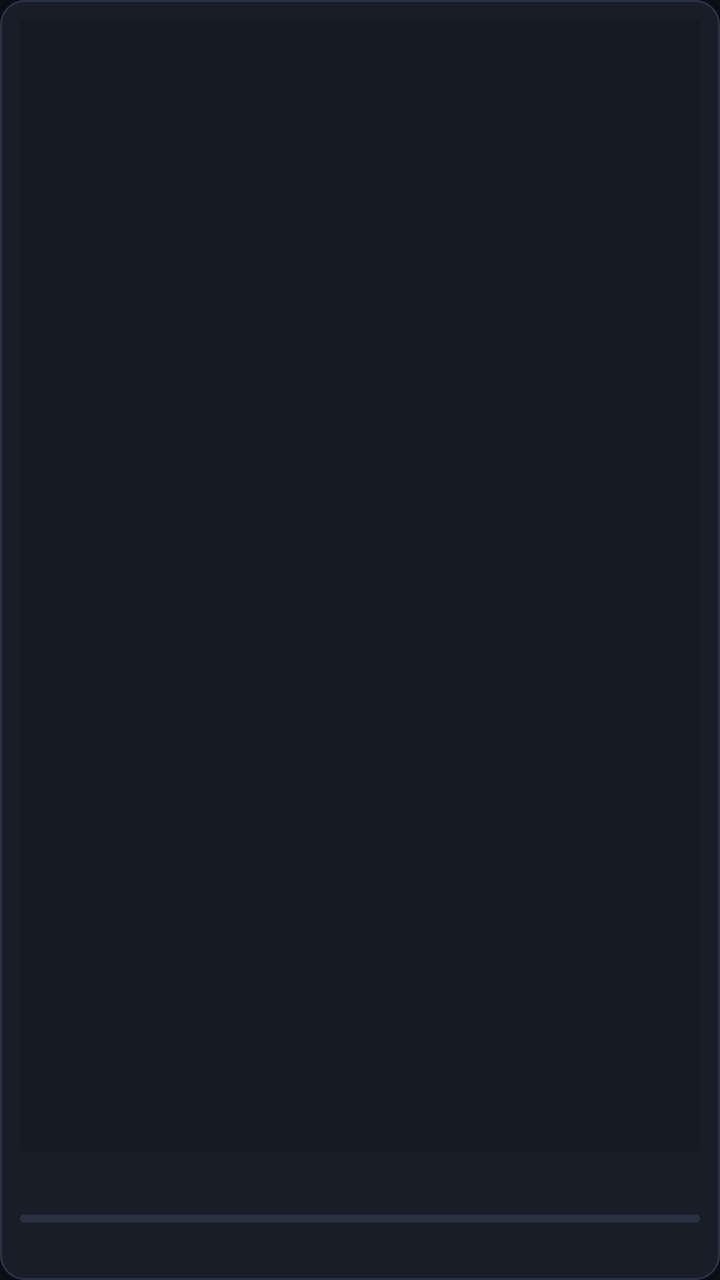
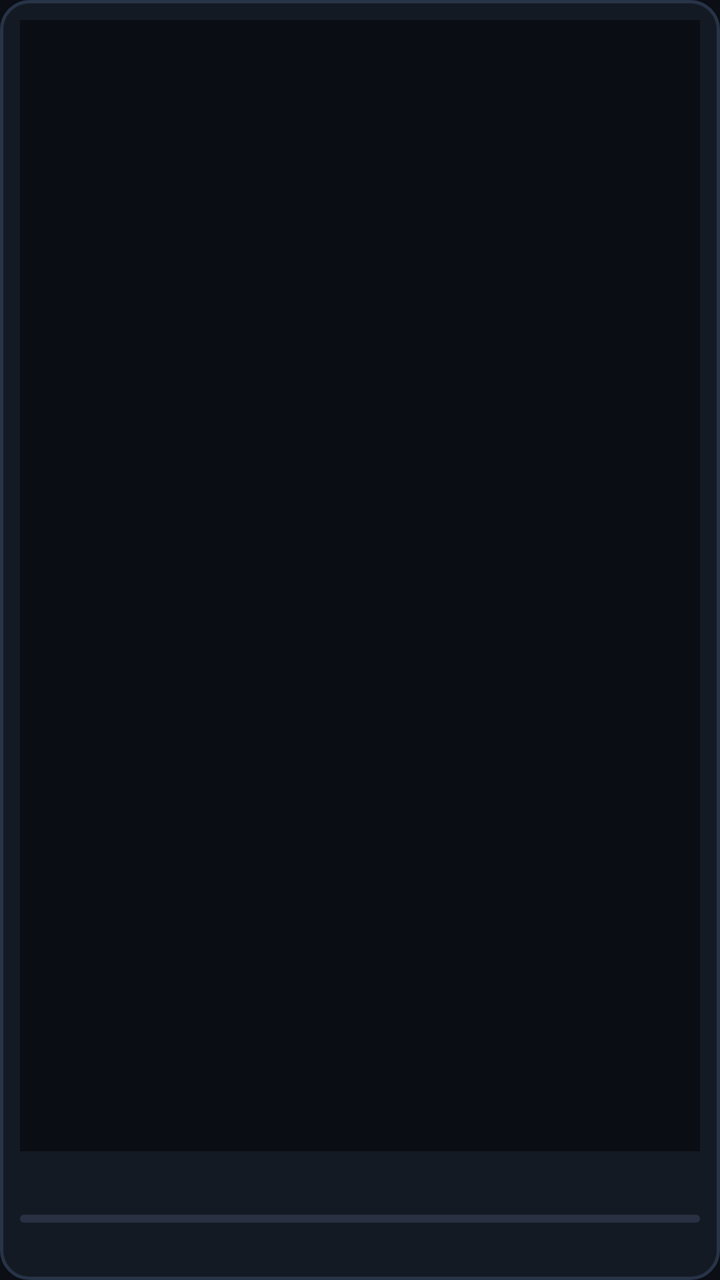

An Android layout rendered at two revisions. The XML below is the earlier revision; the diff shows what the commit changed to produce the second picture.
<!-- AndroidManifest.xml: application theme Theme.TvReader -->
<!-- res/layout/item_book_card.xml -->
<?xml version="1.0" encoding="utf-8"?>
<FrameLayout xmlns:android="http://schemas.android.com/apk/res/android"
    android:layout_width="160dp"
    android:layout_height="240dp"
    android:layout_margin="8dp"
    android:background="@drawable/focus_card_bg"
    android:padding="10dp"
    android:focusable="true"
    android:clickable="true">

    <LinearLayout
        android:layout_width="match_parent"
        android:layout_height="match_parent"
        android:orientation="vertical">

        
        <ImageView
            android:id="@+id/cardCover"
            android:layout_width="match_parent"
            android:layout_height="0dp"
            android:layout_weight="1"
            android:scaleType="fitCenter"
            android:background="@color/bg_surface"
            android:contentDescription="Cover Art" />

        
        <TextView
            android:id="@+id/cardTitle"
            android:layout_width="match_parent"
            android:layout_height="wrap_content"
            android:textColor="@color/text_primary"
            android:textSize="13sp"
            android:textStyle="bold"
            android:maxLines="2"
            android:ellipsize="end"
            android:layout_marginTop="8dp" />

        
        <ProgressBar
            android:id="@+id/cardProgressBar"
            style="@android:style/Widget.ProgressBar.Horizontal"
            android:layout_width="match_parent"
            android:layout_height="4dp"
            android:layout_marginTop="6dp"
            android:max="100"
            android:progressBackgroundTint="@color/progress_track"
            android:progressTint="@color/progress_indicator" />

        
        <TextView
            android:id="@+id/cardProgressText"
            android:layout_width="match_parent"
            android:layout_height="wrap_content"
            android:textColor="@color/text_muted"
            android:textSize="11sp"
            android:layout_marginTop="4dp" />
    </LinearLayout>
</FrameLayout>
<!-- resources referenced by this layout -->
<resources>
  <color name="bg_surface">#151922</color>
  <color name="progress_indicator">#38BDF8</color>
  <color name="progress_track">#283042</color>
  <color name="text_muted">#64748B</color>
  <color name="text_primary">#F8FAFC</color>
  <!-- drawable focus_card_bg (drawable) -->
  <?xml version="1.0" encoding="utf-8"?>
  <selector xmlns:android="http://schemas.android.com/apk/res/android">
      <item android:state_focused="true">
          <shape android:shape="rectangle">
              <solid android:color="@color/bg_card_focused" />
              <stroke android:width="3dp" android:color="@color/border_focused" />
              <corners android:radius="12dp" />
          </shape>
      </item>
      <item>
          <shape android:shape="rectangle">
              <solid android:color="@color/bg_card" />
              <stroke android:width="1dp" android:color="@color/border_subtle" />
              <corners android:radius="12dp" />
          </shape>
      </item>
  </selector>
  <style name="Theme.TvReader" parent="Theme.MaterialComponents.NoActionBar">
          
          <item name="android:windowBackground">@color/bg_main</item>
          <item name="android:statusBarColor">@color/bg_main</item>
          <item name="android:navigationBarColor">@color/bg_main</item>
          <item name="android:windowNoTitle">true</item>
          <item name="android:windowFullscreen">true</item>
  
          
          <item name="colorPrimary">@color/accent_blue</item>
          <item name="colorSecondary">@color/accent_teal</item>
          <item name="colorSurface">@color/bg_surface</item>
          <item name="colorOnSurface">@color/text_primary</item>
          <item name="colorOnPrimary">@color/bg_main</item>
  
          
          <item name="android:defaultFocusHighlightEnabled">false</item>
      </style>
  <color name="bg_card_focused">#252C3D</color>
  <color name="border_focused">#38BDF8</color>
  <color name="bg_card">#181D27</color>
  <color name="border_subtle">#2A3245</color>
  <color name="bg_main">#0B0E14</color>
  <color name="accent_blue">#38BDF8</color>
  <color name="accent_teal">#2DD4BF</color>
</resources>

<!-- the commit's change to res/layout/item_book_card.xml (unified diff, before → after) -->
@@ -1,7 +1,7 @@
 <?xml version="1.0" encoding="utf-8"?>
 <FrameLayout xmlns:android="http://schemas.android.com/apk/res/android"
-    android:layout_width="160dp"
-    android:layout_height="240dp"
+    android:layout_width="168dp"
+    android:layout_height="248dp"
     android:layout_margin="8dp"
     android:background="@drawable/focus_card_bg"
     android:padding="10dp"
@@ -20,7 +20,7 @@
             android:layout_height="0dp"
             android:layout_weight="1"
             android:scaleType="fitCenter"
-            android:background="@color/bg_surface"
+            android:background="#0A0D14"
             android:contentDescription="Cover Art" />
 
         
@@ -28,7 +28,7 @@
             android:id="@+id/cardTitle"
             android:layout_width="match_parent"
             android:layout_height="wrap_content"
-            android:textColor="@color/text_primary"
+            android:textColor="#FFFFFF"
             android:textSize="13sp"
             android:textStyle="bold"
             android:maxLines="2"
@@ -51,7 +51,7 @@
             android:id="@+id/cardProgressText"
             android:layout_width="match_parent"
             android:layout_height="wrap_content"
-            android:textColor="@color/text_muted"
+            android:textColor="@color/text_secondary"
             android:textSize="11sp"
             android:layout_marginTop="4dp" />
     </LinearLayout>
<!-- resource entries referenced after the edit -->
@@ -3,23 +3,23 @@
   <color name="bg_surface">#151922</color>
   <color name="progress_indicator">#38BDF8</color>
   <color name="progress_track">#283042</color>
-  <color name="text_muted">#64748B</color>
+  <color name="text_secondary">#94A3B8</color>
   <color name="text_primary">#F8FAFC</color>
   <!-- drawable focus_card_bg (drawable) -->
   <?xml version="1.0" encoding="utf-8"?>
   <selector xmlns:android="http://schemas.android.com/apk/res/android">
       <item android:state_focused="true">
           <shape android:shape="rectangle">
-              <solid android:color="@color/bg_card_focused" />
-              <stroke android:width="3dp" android:color="@color/border_focused" />
-              <corners android:radius="12dp" />
+              <solid android:color="#232E42" />
+              <stroke android:width="3.5dp" android:color="#38BDF8" />
+              <corners android:radius="14dp" />
           </shape>
       </item>
       <item>
           <shape android:shape="rectangle">
-              <solid android:color="@color/bg_card" />
-              <stroke android:width="1dp" android:color="@color/border_subtle" />
-              <corners android:radius="12dp" />
+              <solid android:color="#141A24" />
+              <stroke android:width="1.5dp" android:color="#273347" />
+              <corners android:radius="14dp" />
           </shape>
       </item>
   </selector>
@@ -41,10 +41,6 @@
           
           <item name="android:defaultFocusHighlightEnabled">false</item>
       </style>
-  <color name="bg_card_focused">#252C3D</color>
-  <color name="border_focused">#38BDF8</color>
-  <color name="bg_card">#181D27</color>
-  <color name="border_subtle">#2A3245</color>
   <color name="bg_main">#0B0E14</color>
   <color name="accent_blue">#38BDF8</color>
   <color name="accent_teal">#2DD4BF</color>
